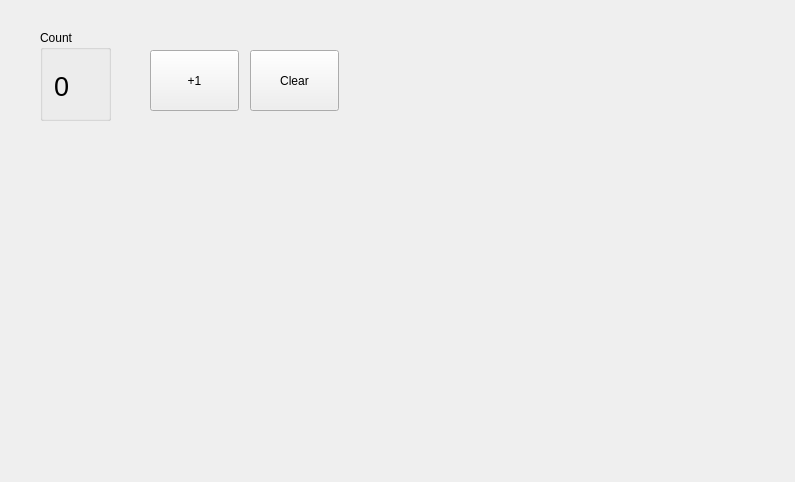
This is view.ui in chP6/Konzept_ErstesBeispiel as Qt 5 draws it before an edit. The edited form follows.
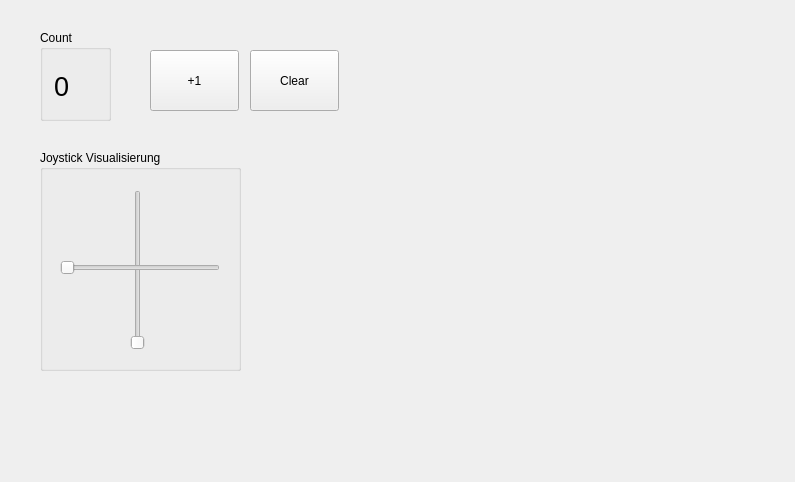
This is the edited form.

Commit message: Joystick und ServerWatchdog implementiert

```diff
--- a/view.ui
+++ b/view.ui
@@ -72,6 +72,51 @@
     <string>Clear</string>
    </property>
   </widget>
+  <widget class="QGroupBox" name="groupBox_2">
+   <property name="geometry">
+    <rect>
+     <x>40</x>
+     <y>150</y>
+     <width>201</width>
+     <height>221</height>
+    </rect>
+   </property>
+   <property name="title">
+    <string>Joystick Visualisierung</string>
+   </property>
+   <widget class="QSlider" name="vSlider">
+    <property name="geometry">
+     <rect>
+      <x>90</x>
+      <y>40</y>
+      <width>16</width>
+      <height>160</height>
+     </rect>
+    </property>
+    <property name="maximum">
+     <number>10000</number>
+    </property>
+    <property name="orientation">
+     <enum>Qt::Vertical</enum>
+    </property>
+   </widget>
+   <widget class="QSlider" name="hSlider">
+    <property name="geometry">
+     <rect>
+      <x>20</x>
+      <y>110</y>
+      <width>160</width>
+      <height>16</height>
+     </rect>
+    </property>
+    <property name="maximum">
+     <number>10000</number>
+    </property>
+    <property name="orientation">
+     <enum>Qt::Horizontal</enum>
+    </property>
+   </widget>
+  </widget>
  </widget>
  <layoutdefault spacing="6" margin="11"/>
  <resources/>
```
The commit also changes 16 other files.
